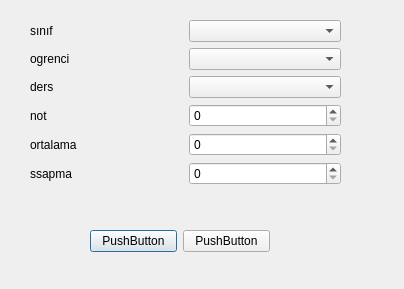
Qt form Gorsel/formlar/veriGiris/notgiris.ui (sadededeoglu/okulprojesi) before a commit.
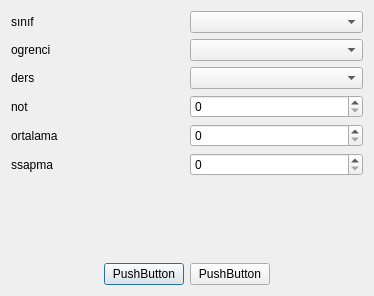
The same form after that commit.

Patch:
```diff
--- a/Gorsel/formlar/veriGiris/notgiris.ui
+++ b/Gorsel/formlar/veriGiris/notgiris.ui
@@ -6,30 +6,16 @@
    <rect>
     <x>0</x>
     <y>0</y>
-    <width>404</width>
-    <height>289</height>
+    <width>374</width>
+    <height>296</height>
    </rect>
   </property>
   <property name="windowTitle">
    <string>Dialog</string>
   </property>
-  <widget class="QWidget" name="">
-   <property name="geometry">
-    <rect>
-     <x>90</x>
-     <y>230</y>
-     <width>180</width>
-     <height>23</height>
-    </rect>
-   </property>
+  <layout class="QGridLayout" name="gridLayout_3">
+   <item row="2" column="0">
    <layout class="QGridLayout" name="gridLayout_2">
-    <item row="0" column="0">
-     <widget class="QPushButton" name="pushButton">
-      <property name="text">
-       <string>PushButton</string>
-      </property>
-     </widget>
-    </item>
     <item row="0" column="1">
      <widget class="QPushButton" name="pushButton_2">
       <property name="text">
@@ -37,17 +23,42 @@
       </property>
      </widget>
     </item>
-   </layout>
-  </widget>
-  <widget class="QWidget" name="">
-   <property name="geometry">
-    <rect>
-     <x>30</x>
-     <y>20</y>
-     <width>311</width>
-     <height>171</height>
-    </rect>
-   </property>
+     <item row="0" column="0">
+      <spacer name="horizontalSpacer">
+       <property name="orientation">
+        <enum>Qt::Horizontal</enum>
+       </property>
+       <property name="sizeHint" stdset="0">
+        <size>
+         <width>40</width>
+         <height>20</height>
+        </size>
+       </property>
+      </spacer>
+     </item>
+     <item row="0" column="2">
+      <widget class="QPushButton" name="vazgec">
+       <property name="text">
+        <string>PushButton</string>
+       </property>
+      </widget>
+     </item>
+     <item row="0" column="3">
+      <spacer name="horizontalSpacer_2">
+       <property name="orientation">
+        <enum>Qt::Horizontal</enum>
+       </property>
+       <property name="sizeHint" stdset="0">
+        <size>
+         <width>40</width>
+         <height>20</height>
+        </size>
+       </property>
+      </spacer>
+     </item>
+    </layout>
+   </item>
+   <item row="0" column="0">
    <layout class="QGridLayout" name="gridLayout">
     <item row="0" column="0">
      <widget class="QLabel" name="label_6">
@@ -107,10 +118,24 @@
      </widget>
     </item>
     <item row="5" column="1">
-     <widget class="QSpinBox" name="spinBox_3"/>
-    </item>
-   </layout>
-  </widget>
+      <widget class="QSpinBox" name="spinBox_ssapma"/>
+     </item>
+    </layout>
+   </item>
+   <item row="1" column="0">
+    <spacer name="verticalSpacer">
+     <property name="orientation">
+      <enum>Qt::Vertical</enum>
+     </property>
+     <property name="sizeHint" stdset="0">
+      <size>
+       <width>20</width>
+       <height>40</height>
+      </size>
+     </property>
+    </spacer>
+   </item>
+  </layout>
  </widget>
  <resources/>
  <connections/>
```
Left out of the diff: 24 changed lines with no effect on the pictures. Lines whose indentation alone changed are shown as unchanged.
